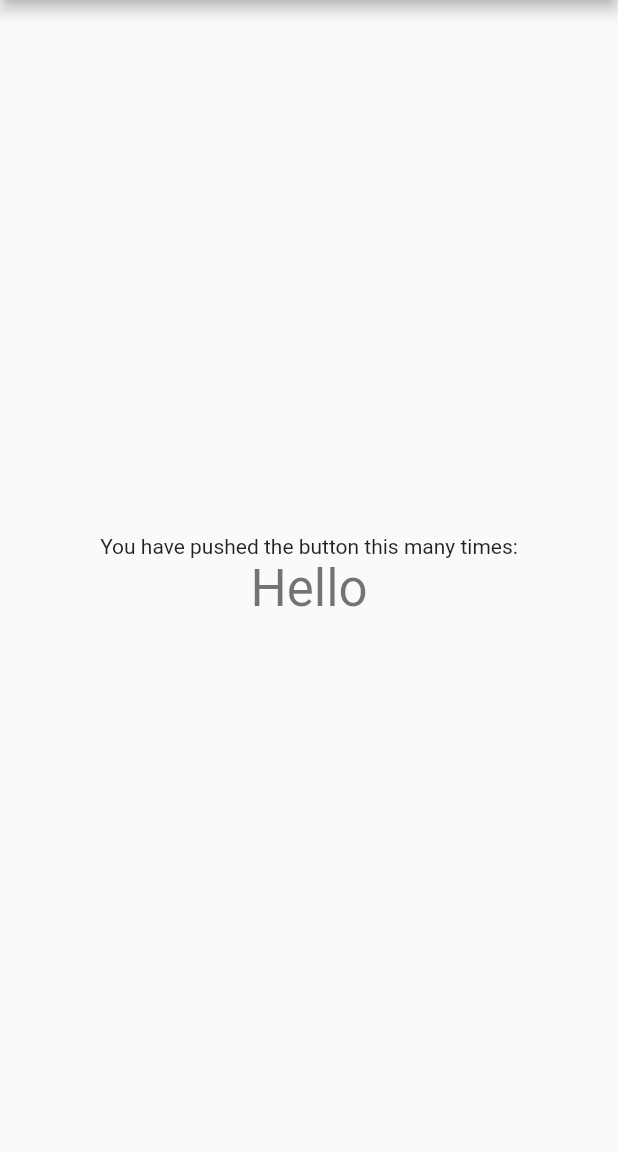
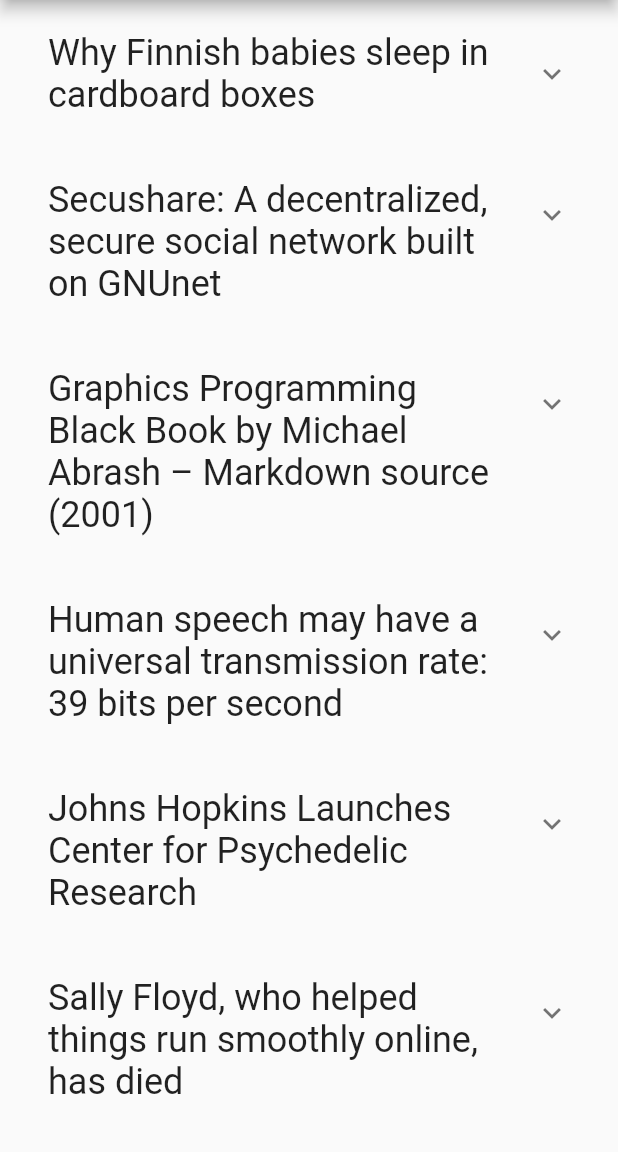
Before and after one commit to Yash-Aervadiya/HackerNews-App, a Flutter app: the screen it shows after launch, on a phone screen of 412 x 824 dp, the part 84-1236 px from its top. Run offline on Flutter 3.47's test engine with Material 2 defaults, Android fonts, the phone set to English and light mode, and no system bars.

Commit message:
creating ui of home screen

```diff
--- a/lib/main.dart
+++ b/lib/main.dart
@@ -1,4 +1,6 @@
 import 'package:flutter/material.dart';
+import 'package:url_launcher/url_launcher.dart';
+import 'src/artical.dart';
 
 void main() => runApp(MyApp());
 
@@ -9,7 +11,6 @@ class MyApp extends StatelessWidget {
     return MaterialApp(
       title: 'Flutter Demo',
       theme: ThemeData(
-
         primarySwatch: Colors.blue,
       ),
       home: MyHomePage(title: 'Flutter Demo Home Page'),
@@ -20,7 +21,6 @@ class MyApp extends StatelessWidget {
 class MyHomePage extends StatefulWidget {
   MyHomePage({Key key, this.title}) : super(key: key);
 
-
   final String title;
 
   @override
@@ -28,40 +28,59 @@ class MyHomePage extends StatefulWidget {
 }
 
 class _MyHomePageState extends State<MyHomePage> {
-  int _counter = 0;
-
-  void _incrementCounter() {
-    setState(() {
-
-      _counter++;
-    });
-  }
+  List<Article> _articles = articles;
 
   @override
   Widget build(BuildContext context) {
-
     return Scaffold(
       appBar: AppBar(
-
         title: Text(widget.title),
       ),
-      body: Center(
+      body: RefreshIndicator(
+        onRefresh: () async {
+//          Scaffold.of(context)
+//              .showSnackBar(SnackBar(content: Text("REFRESHED")));
+          await new Future.delayed(const Duration(seconds: 1));
 
-        child: Column(
+          setState(() {
+            _articles.removeAt(0);
+          });
 
-          mainAxisAlignment: MainAxisAlignment.center,
-          children: <Widget>[
-            Text(
-              'You have pushed the button this many times:',
-            ),
-            Text(
-              'Hello',
-              style: Theme.of(context).textTheme.display1,
-            ),
-          ],
+          return;
+        },
+        child: ListView(
+          children: _articles.map(_buildItem).toList(),
         ),
       ),
+    );
+  }
 
+  Widget _buildItem(Article article) {
+    return Padding(
+      padding: const EdgeInsets.all(16.0),
+      child: ExpansionTile(
+        title: Text(
+          article.text,
+          style: TextStyle(fontSize: 24),
+        ),
+        children: <Widget>[
+          Row(
+            mainAxisAlignment: MainAxisAlignment.spaceEvenly,
+            children: <Widget>[
+              Text("${article.commentsCount} comments"),
+              IconButton(
+                icon: Icon(Icons.launch),
+                onPressed: () async {
+                  final fakeurl = "http://${article.domain}";
+                  if (await canLaunch(fakeurl)) {
+                    launch(fakeurl);
+                  }
+                },
+              )
+            ],
+          ),
+        ],
+      ),
     );
   }
 }
--- a/lib/src/artical.dart
+++ b/lib/src/artical.dart
@@ -76,4 +76,70 @@ final articles = [
       age: "3 hours",
       score: 81,
       commentsCount: 128),
+  new Article(
+      text: "Why Finnish babies sleep in cardboard boxes",
+      domain: "wiley.com",
+      by: "Zdw",
+      age: "3 hours",
+      score: 15,
+      commentsCount: 85),
+  new Article(
+      text: "Secushare: A decentralized, secure social network built on GNUnet",
+      domain: "wiley.com",
+      by: "Zdw",
+      age: "3 hours",
+      score: 61,
+      commentsCount: 168),
+  new Article(
+      text:
+      "Graphics Programming Black Book by Michael Abrash – Markdown source (2001)",
+      domain: "wiley.com",
+      by: "Zdw",
+      age: "3 hours",
+      score: 99,
+      commentsCount: 128),
+  new Article(
+      text:
+      "Human speech may have a universal transmission rate: 39 bits per second",
+      domain: "wiley.com",
+      by: "Zdw",
+      age: "3 hours",
+      score: 24,
+      commentsCount: 103),
+  new Article(
+      text: "Johns Hopkins Launches Center for Psychedelic Research",
+      domain: "wiley.com",
+      by: "Zdw",
+      age: "3 hours",
+      score: 81,
+      commentsCount: 128),
+  new Article(
+      text: "Sally Floyd, who helped things run smoothly online, has died",
+      domain: "wiley.com",
+      by: "Zdw",
+      age: "3 hours",
+      score: 73,
+      commentsCount: 127),
+  new Article(
+      text:
+      "Human speech may have a universal transmission rate: 39 bits per second",
+      domain: "wiley.com",
+      by: "Zdw",
+      age: "3 hours",
+      score: 81,
+      commentsCount: 128),
+  new Article(
+      text: "Why Finnish babies sleep in cardboard boxes",
+      domain: "wiley.com",
+      by: "Zdw",
+      age: "3 hours",
+      score: 15,
+      commentsCount: 85),
+  new Article(
+      text: "Secushare: A decentralized, secure social network built on GNUnet",
+      domain: "wiley.com",
+      by: "Zdw",
+      age: "3 hours",
+      score: 61,
+      commentsCount: 168),
 ];
--- a/pubspec.yaml
+++ b/pubspec.yaml
@@ -17,8 +17,12 @@ environment:
   sdk: ">=2.1.0 <3.0.0"
 
 dependencies:
+  url_launcher: ^5.1.2
+
+
   flutter:
     sdk: flutter
+
 
   # The following adds the Cupertino Icons font to your application.
   # Use with the CupertinoIcons class for iOS style icons.
@@ -39,6 +43,7 @@ flutter:
   # included with your application, so that you can use the icons in
   # the material Icons class.
   uses-material-design: true
+
 
   # To add assets to your application, add an assets section, like this:
   # assets:
```
Also changed, not shown: pubspec.lock.
